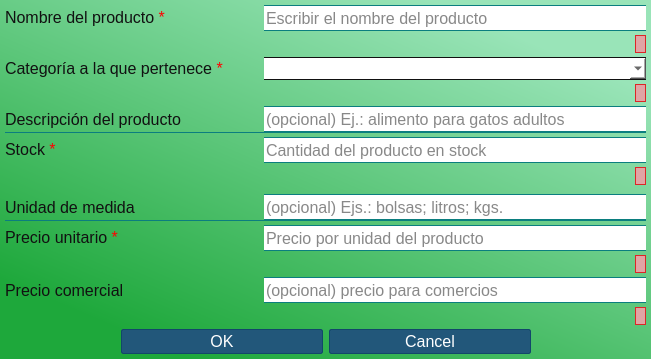
First picture: the form in ui/productDialog.ui, repository Bruno-Heit/programa-forrajeria, before the edit.
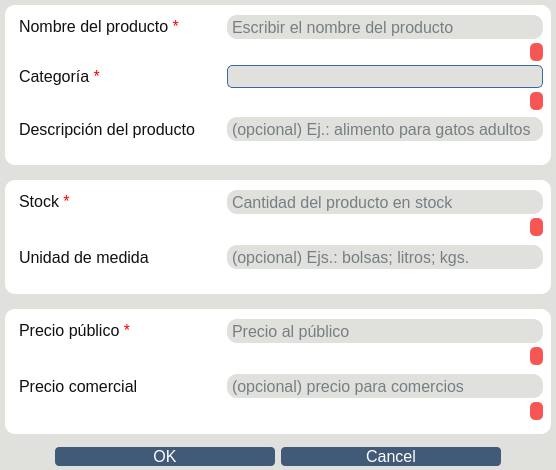
Second picture: the form after the edit.

Commit message: CHANGED style of feedback labels in MainWindow

The edit to the form file:
```diff
--- a/ui/productDialog.ui
+++ b/ui/productDialog.ui
@@ -6,14 +6,26 @@
    <rect>
     <x>0</x>
     <y>0</y>
-    <width>651</width>
-    <height>359</height>
+    <width>556</width>
+    <height>470</height>
    </rect>
   </property>
+  <property name="sizePolicy">
+   <sizepolicy hsizetype="Fixed" vsizetype="Fixed">
+    <horstretch>0</horstretch>
+    <verstretch>0</verstretch>
+   </sizepolicy>
+  </property>
   <property name="minimumSize">
    <size>
-    <width>650</width>
-    <height>0</height>
+    <width>556</width>
+    <height>470</height>
+   </size>
+  </property>
+  <property name="maximumSize">
+   <size>
+    <width>556</width>
+    <height>470</height>
    </size>
   </property>
   <property name="windowTitle">
@@ -22,7 +34,6 @@
   <property name="styleSheet">
    <string notr="true">* {
 	color: #111;
-	border-color: #0b7e7f;
 	font-family: &quot;Tahoma&quot;, &quot;Verdana&quot;, &quot;Sans-Serif&quot;;
 	font-size: 16px;
 }
@@ -30,19 +41,40 @@
 
 QToolTip {
 	background-color: #fff;
+	color: #0d1b2a;
 }
 
 
 QDialog {
-	background-color: qlineargradient(spread:pad, x1:0.149, y1:0.892, x2:0.774, y2:0.0860909, stop:0 rgba(30, 168, 59, 255), stop:1 rgba(153, 228, 184, 255));
+	background-color: #e0e1dd;
+}
+
+
+/* frames */
+QFrame, QWidget {
+	border: none;
+}
+
+
+#frame_upper,
+#frame_middle,
+#frame_lower {
+	background-color: #fff;
+	padding: 5px 3px;
+	border-radius: 10px;
 }
 
 
 #frame_productDescription,
 #frame_measurementUnit {
-	border: none;
-	border-bottom: 1px solid;
-	border-color: #0b7e7f;
+	margin-bottom: 10px;
+}
+
+
+/* labels */
+QLabel {
+	padding-right: 2px;
+	padding-left: 2px;
 }
 
 
@@ -51,47 +83,41 @@
 #label_categoryWarning,
 #label_unitPriceWarning,
 #label_comercialPriceWarning {
-	color: #dc2627;
-	border: 1px solid #dc2627;
-	background-color: rgba(224, 164, 164, 0.7);
+	background-color: #F65755;
+	color: #fff;
+	border-radius: 5px;
 }
 
 
-#frame_productStock {
-	margin-bottom: 5px;
-}
-
-
+/* lineedits */
 QLineEdit {
-	background-color: #fff;
+	background-color: #e0e1dd;
+	color: #0d1b2a;
 	border: none;
-	border-top: 1px solid;
-	border-bottom: 1px solid;
-	border-color: #0b7e7f;
-	height: 24px;
+	border-radius: 10px;
+	padding-left: 3px;
+	padding-right: 3px;
 }
 QLineEdit:focus {
-	background-color: rgb(197, 255, 252);
-	border: 1px solid;
-	border-color: #0b7e7f;
-	font-size: 18px;
+	background-color: #3b66ab;
+	color: #fff;
 }
 
 
+/* botones */
 QPushButton {
-	font-size: 16px;
-	background-color: #22577a;
+	background-color: #415a77;
 	color: #fff;
-	border: 1px solid #12476a;
-	border-radius: 2px;
-	min-width: 200px;
-	min-height: 23px;
+	border: none;
+	border-radius: 4px;
+	width: 220px;
 }
-QPushButton:hover,
+QPushButton:hover {
+	background-color: #3b66ab;
+}
 QPushButton:pressed {
-	background-color: #38a3a5;
-	color: #111;
-	border: 1px inset #289395;
+	background-color: #3b66ab;
+	border: 1px inset #778da9;
 }
 QPushButton:disabled {
 	background-color: rgb(103, 115, 122);
@@ -99,145 +125,115 @@
 }
 
 
-/*cambia el estilo del combobox*/
+/* QComboBoxes */
 QComboBox {
-	background-color: #fff;
-	color: #111;
-	border: none;
-	border-top: 1px solid;
-	border-bottom: 1px solid;
-	border-color: #111;
+	background-color: #e0e1dd;
+	color: #0d1b2a;
+	border: 1px solid #3b66ab;
+	border-radius: 5px;
+	padding-left: 2px 0;
 }
 QComboBox:on {
-	background-color: rgb(197, 255, 252);
-	border: 1px solid;
-	border-color: rgb(11, 126, 127);
-	padding-top: 2px;
+	background-color: #3b66ab;
+	color: #fff;
+	border: none;
+	padding-top: 3px;
 	padding-left: 4px;
 }
-QComboBox QAbstractItemView {
-	background-color: #fff;
-	selection-background-color: #38a3a5;
+QComboBox::drop-down {
+	subcontrol-origin: padding;
+	subcontrol-position: top right;
+	width: 20px;
+	padding-right: 3px;
+	border-left: none;
+	border-top-right-radius: 5px;
+	border-bottom-right-radius: 5px;
 }
-</string>
+QComboBox::down-arrow:on {
+    top: 1px;
+    left: 1px;
+}
+QComboBox QAbstractItemView{
+	background-color: #778da9;
+	color: #fff;
+	selection-background-color: #3b66ab;
+}
+
+
+/* scrollbars */
+QScrollBar {
+	background-color: #e0e1dd;
+	border: 1px solid transparent;
+	border-radius: 5px;
+}
+QScrollBar:groove {
+	border-radius: 5px;
+}
+QScrollBar::handle {
+	background-color:  #1b263b;
+	border-radius: 5px;
+}
+QScrollBar::handle:pressed {
+	background-color: #3b465b;
+}
+QScrollBar::sub-line {
+	width: 0;
+	height: 0;
+	background: none;
+}
+QScrollBar::add-line {
+	width: 0;
+	height: 0;
+	background: none;
+}
+
+
+/*vertical scrollbars*/
+QScrollBar:vertical {
+	width: 13px;
+}
+QScrollBar::handle:vertical {
+	min-height: 15px;
+}
+QScrollBar::sub-page:vertical {
+	background: none;
+}
+QScrollBar::add-page:vertical {
+	background: none;
+}</string>
   </property>
   <property name="sizeGripEnabled">
-   <bool>true</bool>
+   <bool>false</bool>
   </property>
   <layout class="QVBoxLayout" name="dialog_Vlayout" stretch="0,0">
    <property name="spacing">
-    <number>4</number>
+    <number>5</number>
    </property>
    <property name="leftMargin">
-    <number>5</number>
+    <number>0</number>
    </property>
    <property name="topMargin">
-    <number>5</number>
+    <number>0</number>
    </property>
    <property name="rightMargin">
-    <number>5</number>
+    <number>0</number>
    </property>
    <property name="bottomMargin">
-    <number>5</number>
+    <number>0</number>
    </property>
    <item>
     <widget class="QFrame" name="mainForm">
-     <property name="styleSheet">
-      <string notr="true">* {
-	color: #111;
-	border-color: #0b7e7f;
-	font-family: &quot;Tahoma&quot;, &quot;Verdana&quot;, &quot;Sans-Serif&quot;;
-	font-size: 16px;
-}
-
-
-QDialog {
-	background-color: qlineargradient(spread:pad, x1:0.149, y1:0.892, x2:0.774, y2:0.0860909, stop:0 rgba(30, 168, 59, 255), stop:1 rgba(153, 228, 184, 255));
-}
-
-
-#frame_productDescription,
-#frame_measurementUnit {
-	border: none;
-	border-bottom: 1px solid;
-	border-color: #0b7e7f;
-}
-
-
-#label_nameWarning,
-#label_stockWarning,
-#label_categoryWarning,
-#label_unitPriceWarning,
-#label_comercialPriceWarning {
-	color: #dc2627;
-	border: 1px solid #dc2627;
-	background-color: #e0a4a4;
-}
-
-
-#frame_productStock {
-	margin-bottom: 5px;
-}
-
-
-QLineEdit {
-	background-color: #fff;
-	border: none;
-	border-top: 1px solid;
-	border-bottom: 1px solid;
-	border-color: #0b7e7f;
-	height: 24px;
-}
-QLineEdit:focus {
-	background-color: rgb(197, 255, 252);
-	border: 1px solid;
-	border-color: #0b7e7f;
-	font-size: 18px;
-}
-
-
-QPushButton {
-	font-size: 16px;
-	background-color: #22577a;
-	color: #fff;
-	border: 1px solid #12476a;
-	border-radius: 2px;
-	min-width: 200px;
-	min-height: 23px;
-}
-QPushButton:hover,
-QPushButton:pressed {
-	background-color: #38a3a5;
-	color: #111;
-	border: 1px inset #289395;
-}
-QPushButton:disabled {
-	background-color: rgb(103, 115, 122);
-	color: #999;
-}
-
-
-/*cambia el estilo del combobox*/
-QComboBox {
-	background-color: #fff;
-	color: #111;
-	border: none;
-	border-top: 1px solid;
-	border-bottom: 1px solid;
-	border-color: #111;
-}
-QComboBox:on {
-	background-color: rgb(197, 255, 252);
-	border: 1px solid;
-	border-color: rgb(11, 126, 127);
-	padding-top: 2px;
-	padding-left: 4px;
-}
-QComboBox QAbstractItemView {
-	background-color: #fff;
-	selection-background-color: #38a3a5;
-}
-</string>
+     <property name="sizePolicy">
+      <sizepolicy hsizetype="MinimumExpanding" vsizetype="MinimumExpanding">
+       <horstretch>0</horstretch>
+       <verstretch>0</verstretch>
+      </sizepolicy>
+     </property>
+     <property name="minimumSize">
+      <size>
+       <width>0</width>
+       <height>425</height>
+      </size>
      </property>
      <property name="frameShape">
       <enum>QFrame::Shape::NoFrame</enum>
@@ -247,24 +243,60 @@
      </property>
      <layout class="QVBoxLayout" name="mainForm_Vlayout">
       <property name="spacing">
+       <number>15</number>
+      </property>
+      <property name="leftMargin">
+       <number>5</number>
+      </property>
+      <property name="topMargin">
+       <number>5</number>
+      </property>
+      <property name="rightMargin">
+       <number>5</number>
+      </property>
+      <property name="bottomMargin">
+       <number>5</number>
+      </property>
+      <item>
+       <widget class="QFrame" name="frame_upper">
+        <property name="sizePolicy">
+         <sizepolicy hsizetype="MinimumExpanding" vsizetype="MinimumExpanding">
+          <horstretch>0</horstretch>
+          <verstretch>0</verstretch>
+         </sizepolicy>
+        </property>
+        <property name="minimumSize">
+         <size>
+          <width>0</width>
+          <height>160</height>
+         </size>
+        </property>
+        <property name="frameShape">
+         <enum>QFrame::Shape::NoFrame</enum>
+        </property>
+        <property name="frameShadow">
+         <enum>QFrame::Shadow::Raised</enum>
+        </property>
+        <layout class="QVBoxLayout" name="verticalLayout">
+         <property name="spacing">
        <number>4</number>
       </property>
       <property name="leftMargin">
-       <number>0</number>
+          <number>5</number>
       </property>
       <property name="topMargin">
-       <number>0</number>
+          <number>5</number>
       </property>
       <property name="rightMargin">
-       <number>0</number>
+          <number>5</number>
       </property>
       <property name="bottomMargin">
-       <number>0</number>
+          <number>5</number>
       </property>
       <item>
        <widget class="QFrame" name="frame_productName">
         <property name="sizePolicy">
-         <sizepolicy hsizetype="Preferred" vsizetype="Preferred">
+            <sizepolicy hsizetype="MinimumExpanding" vsizetype="MinimumExpanding">
           <horstretch>0</horstretch>
           <verstretch>0</verstretch>
          </sizepolicy>
@@ -276,7 +308,7 @@
          </size>
         </property>
         <property name="toolTip">
-         <string notr="true">&lt;html&gt;&lt;head/&gt;&lt;body&gt;&lt;p&gt;El nombre del producto.&lt;/p&gt;&lt;p&gt;&lt;span style=&quot; font-weight:600; text-decoration: underline;&quot;&gt;CONSEJO:&lt;/span&gt; mantener el nombre simple, usando marcas de los productos y el tipo como nombre (ejemplo: Dog-Chow razas pequeñas).&lt;/p&gt;&lt;/body&gt;&lt;/html&gt;</string>
+            <string notr="true">&lt;html&gt;&lt;head/&gt;&lt;body&gt;&lt;p&gt;&lt;span style=&quot; font-size:12pt;&quot;&gt;El nombre del producto.&lt;/span&gt;&lt;/p&gt;&lt;p&gt;&lt;span style=&quot; font-size:12pt; font-weight:600;&quot;&gt;CONSEJO:&lt;/span&gt;&lt;span style=&quot; font-size:12pt;&quot;&gt; mantener el nombre simple, usando marcas de los productos y el tipo como nombre (ejemplo: Dog-Chow razas pequeñas).&lt;/span&gt;&lt;/p&gt;&lt;/body&gt;&lt;/html&gt;</string>
         </property>
         <property name="frameShape">
          <enum>QFrame::Shape::NoFrame</enum>
@@ -300,22 +332,6 @@
          <property name="spacing">
           <number>4</number>
          </property>
-         <item row="0" column="1">
-          <widget class="QLineEdit" name="lineedit_productName">
-           <property name="text">
-            <string notr="true"/>
-           </property>
-           <property name="maxLength">
-            <number>50</number>
-           </property>
-           <property name="placeholderText">
-            <string notr="true">Escribir el nombre del producto</string>
-           </property>
-           <property name="clearButtonEnabled">
-            <bool>true</bool>
-           </property>
-          </widget>
-         </item>
          <item row="0" column="0">
           <widget class="QLabel" name="label_productName">
            <property name="toolTip">
@@ -360,13 +376,41 @@
            </property>
           </widget>
          </item>
+            <item row="0" column="1">
+             <widget class="QLineEdit" name="lineedit_productName">
+              <property name="minimumSize">
+               <size>
+                <width>0</width>
+                <height>24</height>
+               </size>
+              </property>
+              <property name="maximumSize">
+               <size>
+                <width>16777215</width>
+                <height>24</height>
+               </size>
+              </property>
+              <property name="text">
+               <string notr="true"/>
+              </property>
+              <property name="maxLength">
+               <number>50</number>
+              </property>
+              <property name="placeholderText">
+               <string notr="true">Escribir el nombre del producto</string>
+              </property>
+              <property name="clearButtonEnabled">
+               <bool>true</bool>
+              </property>
+             </widget>
+            </item>
         </layout>
        </widget>
       </item>
       <item>
        <widget class="QFrame" name="frame_productCategory">
         <property name="sizePolicy">
-         <sizepolicy hsizetype="Preferred" vsizetype="Preferred">
+            <sizepolicy hsizetype="MinimumExpanding" vsizetype="MinimumExpanding">
           <horstretch>0</horstretch>
           <verstretch>0</verstretch>
          </sizepolicy>
@@ -384,7 +428,7 @@
          </size>
         </property>
         <property name="toolTip">
-         <string notr="true">&lt;html&gt;&lt;head/&gt;&lt;body&gt;&lt;p&gt;Elegir a qué categoría pertenece el producto.&lt;/p&gt;&lt;p&gt;&lt;span style=&quot; font-weight:600; text-decoration: underline;&quot;&gt;CONSEJO:&lt;/span&gt; si se considera que un producto no pertenece a ninguna categoría de la lista, introducirla en &amp;quot;Varios&amp;quot;.&lt;/p&gt;&lt;/body&gt;&lt;/html&gt;</string>
+            <string notr="true">&lt;html&gt;&lt;head/&gt;&lt;body&gt;&lt;p&gt;&lt;span style=&quot; font-size:12pt;&quot;&gt;Elegir a qué categoría pertenece el producto.&lt;/span&gt;&lt;/p&gt;&lt;p&gt;&lt;span style=&quot; font-size:12pt; font-weight:600;&quot;&gt;CONSEJO:&lt;/span&gt;&lt;span style=&quot; font-size:12pt;&quot;&gt; si se considera que un producto no pertenece a ninguna categoría de la lista, introducirla en &amp;quot;Varios&amp;quot;.&lt;/span&gt;&lt;/p&gt;&lt;/body&gt;&lt;/html&gt;</string>
         </property>
         <property name="frameShape">
          <enum>QFrame::Shape::NoFrame</enum>
@@ -411,7 +455,7 @@
          <item row="0" column="0">
           <widget class="QLabel" name="label_productCategory">
            <property name="text">
-            <string notr="true">&lt;html&gt;&lt;head/&gt;&lt;body&gt;&lt;p&gt;Categoría a la que pertenece  &lt;span style=&quot; color:#ff0000;&quot;&gt;*&lt;/span&gt;&lt;/p&gt;&lt;/body&gt;&lt;/html&gt;</string>
+               <string notr="true">&lt;html&gt;&lt;head/&gt;&lt;body&gt;&lt;p&gt;Categoría &lt;span style=&quot; color:#ff0000;&quot;&gt;*&lt;/span&gt;&lt;/p&gt;&lt;/body&gt;&lt;/html&gt;</string>
            </property>
            <property name="textFormat">
             <enum>Qt::TextFormat::RichText</enum>
@@ -480,7 +524,7 @@
       <item>
        <widget class="QFrame" name="frame_productDescription">
         <property name="sizePolicy">
-         <sizepolicy hsizetype="Preferred" vsizetype="Preferred">
+            <sizepolicy hsizetype="MinimumExpanding" vsizetype="MinimumExpanding">
           <horstretch>0</horstretch>
           <verstretch>0</verstretch>
          </sizepolicy>
@@ -498,7 +542,7 @@
          </size>
         </property>
         <property name="toolTip">
-         <string notr="true">&lt;html&gt;&lt;head/&gt;&lt;body&gt;&lt;p&gt;Es un campo opcional. Admite una descripción más extensa si se desea del producto.&lt;/p&gt;&lt;p&gt;&lt;span style=&quot; font-weight:600; text-decoration: underline;&quot;&gt;CONSEJO: &lt;/span&gt;usar palabras clave en la descripción que permitan posteriormente la búsqueda del producto mediante esas palabras (algunos ejemplos de palabras clave: perro; adulto; cachorro; urinary; gato; granja; caña; veneno; insecto; hormiga; etc.)&lt;/p&gt;&lt;/body&gt;&lt;/html&gt;</string>
+            <string notr="true">&lt;html&gt;&lt;head/&gt;&lt;body&gt;&lt;p&gt;&lt;span style=&quot; font-size:12pt;&quot;&gt;Admite una descripción más extensa si se desea del producto.&lt;/span&gt;&lt;/p&gt;&lt;p&gt;&lt;span style=&quot; font-size:12pt; font-weight:600;&quot;&gt;CONSEJO: &lt;/span&gt;&lt;span style=&quot; font-size:12pt;&quot;&gt;usar palabras clave en la descripción que permitan posteriormente la búsqueda del producto mediante esas palabras (algunos ejemplos de palabras clave: perro; adulto; cachorro; urinary; gato; granja; caña; veneno; insecto; hormiga; etc.)&lt;/span&gt;&lt;/p&gt;&lt;/body&gt;&lt;/html&gt;</string>
         </property>
         <property name="frameShape">
          <enum>QFrame::Shape::NoFrame</enum>
@@ -543,6 +587,18 @@
              <verstretch>0</verstretch>
             </sizepolicy>
            </property>
+              <property name="minimumSize">
+               <size>
+                <width>0</width>
+                <height>24</height>
+               </size>
+              </property>
+              <property name="maximumSize">
+               <size>
+                <width>16777215</width>
+                <height>24</height>
+               </size>
+              </property>
            <property name="text">
             <string notr="true"/>
            </property>
@@ -563,10 +619,49 @@
         </layout>
        </widget>
       </item>
+        </layout>
+       </widget>
+      </item>
+      <item>
+       <widget class="QFrame" name="frame_middle">
+        <property name="sizePolicy">
+         <sizepolicy hsizetype="MinimumExpanding" vsizetype="MinimumExpanding">
+          <horstretch>0</horstretch>
+          <verstretch>0</verstretch>
+         </sizepolicy>
+        </property>
+        <property name="minimumSize">
+         <size>
+          <width>0</width>
+          <height>110</height>
+         </size>
+        </property>
+        <property name="frameShape">
+         <enum>QFrame::Shape::NoFrame</enum>
+        </property>
+        <property name="frameShadow">
+         <enum>QFrame::Shadow::Raised</enum>
+        </property>
+        <layout class="QVBoxLayout" name="verticalLayout_2">
+         <property name="spacing">
+          <number>4</number>
+         </property>
+         <property name="leftMargin">
+          <number>5</number>
+         </property>
+         <property name="topMargin">
+          <number>5</number>
+         </property>
+         <property name="rightMargin">
+          <number>5</number>
+         </property>
+         <property name="bottomMargin">
+          <number>5</number>
+         </property>
       <item>
        <widget class="QFrame" name="frame_productStock">
         <property name="sizePolicy">
-         <sizepolicy hsizetype="Preferred" vsizetype="Preferred">
+            <sizepolicy hsizetype="MinimumExpanding" vsizetype="MinimumExpanding">
           <horstretch>0</horstretch>
           <verstretch>0</verstretch>
          </sizepolicy>
@@ -626,6 +721,18 @@
          </item>
          <item row="0" column="1">
           <widget class="QLineEdit" name="lineedit_productStock">
+              <property name="minimumSize">
+               <size>
+                <width>0</width>
+                <height>24</height>
+               </size>
+              </property>
+              <property name="maximumSize">
+               <size>
+                <width>16777215</width>
+                <height>24</height>
+               </size>
+              </property>
            <property name="text">
             <string notr="true"/>
            </property>
@@ -686,7 +793,7 @@
       <item>
        <widget class="QFrame" name="frame_measurementUnit">
         <property name="sizePolicy">
-         <sizepolicy hsizetype="Preferred" vsizetype="Preferred">
+            <sizepolicy hsizetype="MinimumExpanding" vsizetype="MinimumExpanding">
           <horstretch>0</horstretch>
           <verstretch>0</verstretch>
          </sizepolicy>
@@ -704,7 +811,7 @@
          </size>
         </property>
         <property name="toolTip">
-         <string notr="true">&lt;html&gt;&lt;head/&gt;&lt;body&gt;&lt;p&gt;Campo opcional. De qué forma se mide el producto en stock. La existencia de este campo es puramente de ayuda al navegar por los productos.&lt;/p&gt;&lt;p&gt;&lt;span style=&quot; font-weight:600; text-decoration: underline;&quot;&gt;CONSEJO:&lt;/span&gt; usar unidades de medida sencillas, tales como kilogramos, litros, bolsas, cajas, unidades, etc.&lt;/p&gt;&lt;/body&gt;&lt;/html&gt;</string>
+            <string notr="true">&lt;html&gt;&lt;head/&gt;&lt;body&gt;&lt;p&gt;&lt;span style=&quot; font-size:12pt;&quot;&gt;Forma en que se mide el producto en stock. La existencia de este campo es puramente de ayuda al navegar por los productos.&lt;/span&gt;&lt;/p&gt;&lt;p&gt;&lt;span style=&quot; font-size:12pt; font-weight:700;&quot;&gt;CONSEJO:&lt;/span&gt;&lt;span style=&quot; font-size:12pt;&quot;&gt; usar unidades de medida sencillas, tales como kilogramos, litros, bolsas, cajas, unidades, etc.&lt;/span&gt;&lt;/p&gt;&lt;/body&gt;&lt;/html&gt;</string>
         </property>
         <property name="frameShape">
          <enum>QFrame::Shape::NoFrame</enum>
@@ -746,6 +853,18 @@
          </item>
          <item>
           <widget class="QLineEdit" name="lineedit_measurementUnit">
+              <property name="minimumSize">
+               <size>
+                <width>0</width>
+                <height>24</height>
+               </size>
+              </property>
+              <property name="maximumSize">
+               <size>
+                <width>16777215</width>
+                <height>24</height>
+               </size>
+              </property>
            <property name="text">
             <string notr="true"/>
            </property>
@@ -763,10 +882,49 @@
         </layout>
        </widget>
       </item>
+        </layout>
+       </widget>
+      </item>
+      <item>
+       <widget class="QFrame" name="frame_lower">
+        <property name="sizePolicy">
+         <sizepolicy hsizetype="MinimumExpanding" vsizetype="MinimumExpanding">
+          <horstretch>0</horstretch>
+          <verstretch>0</verstretch>
+         </sizepolicy>
+        </property>
+        <property name="minimumSize">
+         <size>
+          <width>0</width>
+          <height>125</height>
+         </size>
+        </property>
+        <property name="frameShape">
+         <enum>QFrame::Shape::NoFrame</enum>
+        </property>
+        <property name="frameShadow">
+         <enum>QFrame::Shadow::Raised</enum>
+        </property>
+        <layout class="QVBoxLayout" name="verticalLayout_3">
+         <property name="spacing">
+          <number>4</number>
+         </property>
+         <property name="leftMargin">
+          <number>5</number>
+         </property>
+         <property name="topMargin">
+          <number>5</number>
+         </property>
+         <property name="rightMargin">
+          <number>5</number>
+         </property>
+         <property name="bottomMargin">
+          <number>5</number>
+         </property>
       <item>
        <widget class="QFrame" name="frame_unitPrice">
         <property name="sizePolicy">
-         <sizepolicy hsizetype="Preferred" vsizetype="Preferred">
+            <sizepolicy hsizetype="MinimumExpanding" vsizetype="MinimumExpanding">
           <horstretch>0</horstretch>
           <verstretch>0</verstretch>
          </sizepolicy>
@@ -784,7 +942,7 @@
          </size>
         </property>
         <property name="toolTip">
-         <string>&lt;html&gt;&lt;head/&gt;&lt;body&gt;&lt;p&gt;El precio que tiene una sola unidad del producto.&lt;/p&gt;&lt;p&gt;&lt;span style=&quot; font-weight:600; text-decoration: underline;&quot;&gt;NOTA: &lt;/span&gt;no es necesario escribir el signo de &amp;quot;$&amp;quot;.&lt;/p&gt;&lt;/body&gt;&lt;/html&gt;</string>
+            <string>&lt;html&gt;&lt;head/&gt;&lt;body&gt;&lt;p&gt;&lt;span style=&quot; font-size:12pt;&quot;&gt;El precio que se le cobra al público.&lt;/span&gt;&lt;/p&gt;&lt;/body&gt;&lt;/html&gt;</string>
         </property>
         <property name="frameShape">
          <enum>QFrame::Shape::NoFrame</enum>
@@ -836,7 +994,7 @@
          <item row="0" column="0" colspan="2">
           <widget class="QLabel" name="label_productUnitPrice">
            <property name="text">
-            <string notr="true">&lt;html&gt;&lt;head/&gt;&lt;body&gt;&lt;p&gt;Precio unitario  &lt;span style=&quot; color:#ff0000;&quot;&gt;*&lt;/span&gt;&lt;/p&gt;&lt;/body&gt;&lt;/html&gt;</string>
+               <string notr="true">&lt;html&gt;&lt;head/&gt;&lt;body&gt;&lt;p&gt;Precio público &lt;span style=&quot; color:#ff0000;&quot;&gt;*&lt;/span&gt;&lt;/p&gt;&lt;/body&gt;&lt;/html&gt;</string>
            </property>
            <property name="textFormat">
             <enum>Qt::TextFormat::RichText</enum>
@@ -848,6 +1006,18 @@
          </item>
          <item row="0" column="2" colspan="2">
           <widget class="QLineEdit" name="lineedit_productUnitPrice">
+              <property name="minimumSize">
+               <size>
+                <width>0</width>
+                <height>24</height>
+               </size>
+              </property>
+              <property name="maximumSize">
+               <size>
+                <width>16777215</width>
+                <height>24</height>
+               </size>
+              </property>
            <property name="inputMask">
             <string notr="true"/>
            </property>
@@ -855,7 +1025,7 @@
             <string notr="true"/>
            </property>
            <property name="placeholderText">
-            <string notr="true">Precio por unidad del producto</string>
+               <string notr="true">Precio al público</string>
            </property>
            <property name="clearButtonEnabled">
             <bool>true</bool>
@@ -868,7 +1038,7 @@
       <item>
        <widget class="QFrame" name="frame_comercialPrice">
         <property name="sizePolicy">
-         <sizepolicy hsizetype="Preferred" vsizetype="Preferred">
+            <sizepolicy hsizetype="MinimumExpanding" vsizetype="MinimumExpanding">
           <horstretch>0</horstretch>
           <verstretch>0</verstretch>
          </sizepolicy>
@@ -880,7 +1050,7 @@
          </size>
         </property>
         <property name="toolTip">
-         <string notr="true">&lt;html&gt;&lt;head/&gt;&lt;body&gt;&lt;p&gt;Campo opcional. El precio especial que se les cobra a los comercios.&lt;/p&gt;&lt;p&gt;&lt;span style=&quot; font-weight:600; text-decoration: underline;&quot;&gt;NOTA:&lt;/span&gt; no es necesario escribir el signo de &amp;quot;$&amp;quot;.&lt;/p&gt;&lt;/body&gt;&lt;/html&gt;</string>
+            <string notr="true">&lt;html&gt;&lt;head/&gt;&lt;body&gt;&lt;p&gt;&lt;span style=&quot; font-size:12pt;&quot;&gt;El precio que se le cobra a los comercios.&lt;/span&gt;&lt;/p&gt;&lt;/body&gt;&lt;/html&gt;</string>
         </property>
         <property name="frameShape">
          <enum>QFrame::Shape::NoFrame</enum>
@@ -919,6 +1089,18 @@
          </item>
          <item row="0" column="1">
           <widget class="QLineEdit" name="lineedit_productComercialPrice">
+              <property name="minimumSize">
+               <size>
+                <width>0</width>
+                <height>24</height>
+               </size>
+              </property>
+              <property name="maximumSize">
+               <size>
+                <width>16777215</width>
+                <height>24</height>
+               </size>
+              </property>
            <property name="text">
             <string notr="true"/>
            </property>
@@ -969,8 +1151,29 @@
      </layout>
     </widget>
    </item>
+     </layout>
+    </widget>
+   </item>
    <item>
     <widget class="QDialogButtonBox" name="buttonBox">
+     <property name="sizePolicy">
+      <sizepolicy hsizetype="Fixed" vsizetype="Fixed">
+       <horstretch>0</horstretch>
+       <verstretch>0</verstretch>
+      </sizepolicy>
+     </property>
+     <property name="minimumSize">
+      <size>
+       <width>556</width>
+       <height>26</height>
+      </size>
+     </property>
+     <property name="maximumSize">
+      <size>
+       <width>556</width>
+       <height>26</height>
+      </size>
+     </property>
      <property name="orientation">
       <enum>Qt::Orientation::Horizontal</enum>
      </property>
```
Lines whose indentation alone changed are shown as unchanged. The commit also changes 4 other files.
